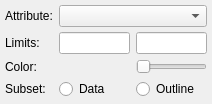
First picture: the form in glue_vispy_viewers/volume/layer_style_widget.ui, repository glue-viz/glue-vispy-viewers, before the edit.
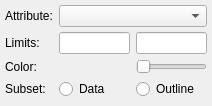
Second picture: the form after the edit. Custom widgets are drawn as their Qt base class.

```diff
--- a/glue_vispy_viewers/volume/layer_style_widget.ui
+++ b/glue_vispy_viewers/volume/layer_style_widget.ui
@@ -7,7 +7,7 @@
     <x>0</x>
     <y>0</y>
     <width>212</width>
-    <height>104</height>
+    <height>106</height>
    </rect>
   </property>
   <property name="windowTitle">
@@ -107,6 +107,19 @@
      </property>
     </widget>
    </item>
+   <item row="4" column="1">
+    <spacer name="verticalSpacer">
+     <property name="orientation">
+      <enum>Qt::Vertical</enum>
+     </property>
+     <property name="sizeHint" stdset="0">
+      <size>
+       <width>20</width>
+       <height>40</height>
+      </size>
+     </property>
+    </spacer>
+   </item>
   </layout>
  </widget>
  <customwidgets>
```
Left out of the diff: 77 changed lines with no effect on the pictures.
